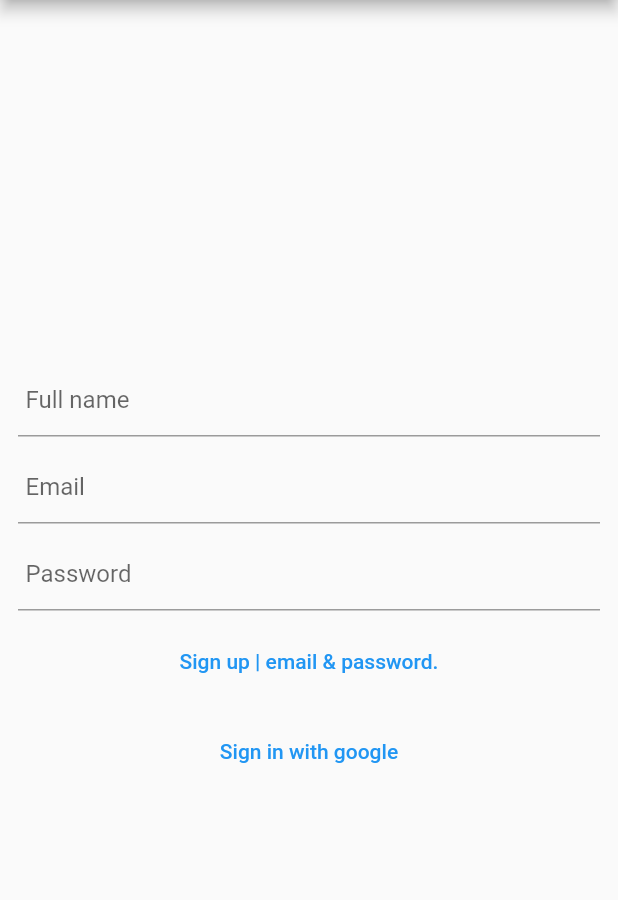
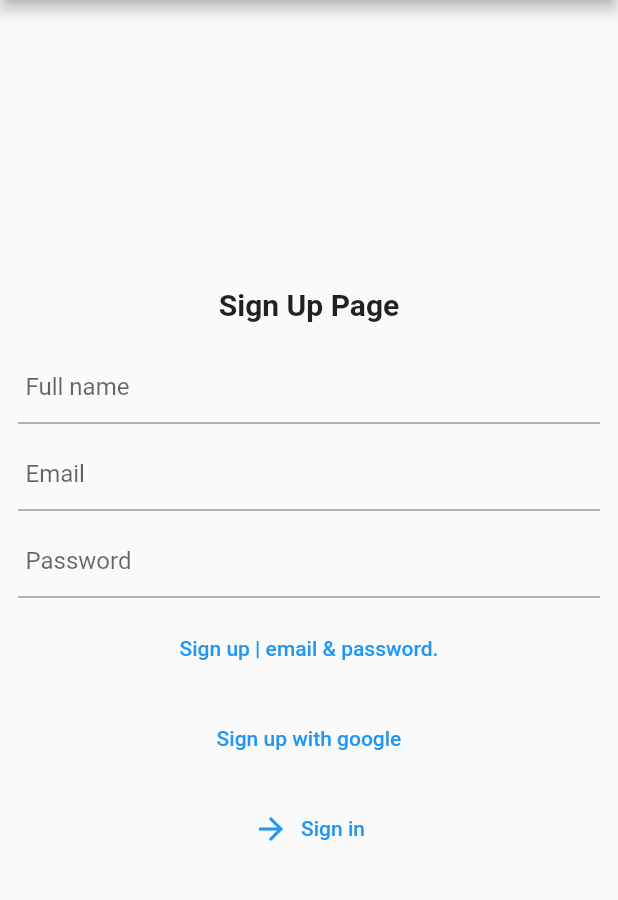
Before and after one commit to techwithsam/Flutter-Firebase-Tutorial, a Flutter app: the screen it shows after launch, on a phone screen of 412 x 824 dp, the part 84-984 px from its top. Run offline on Flutter 3.47's test engine with Material 2 defaults, Android fonts, the phone set to English and light mode, and no system bars; our stand-ins replace firebase_auth, firebase_core, firebase_database, google_sign_in; accounts and stored records are empty.

Commit message:
sign in done

```diff
--- a/lib/Firebase-Authentication/firebase_auth.dart
+++ b/lib/Firebase-Authentication/sign_up.dart
@@ -1,17 +1,18 @@
 import 'package:firebase_auth/firebase_auth.dart';
 import 'package:firebase_class/Firebase-Authentication/firebase_services.dart';
+import 'package:firebase_class/Firebase-Authentication/sign_in.dart';
 import 'package:firebase_class/homepage.dart';
 import 'package:firebase_database/firebase_database.dart';
 import 'package:flutter/material.dart';
 
-class FirebaseAuthentication extends StatefulWidget {
-  FirebaseAuthentication({Key? key}) : super(key: key);
+class SingUpScreen extends StatefulWidget {
+  SingUpScreen({Key? key}) : super(key: key);
 
   @override
-  _FirebaseAuthenticationState createState() => _FirebaseAuthenticationState();
+  _SingUpScreenState createState() => _SingUpScreenState();
 }
 
-class _FirebaseAuthenticationState extends State<FirebaseAuthentication> {
+class _SingUpScreenState extends State<SingUpScreen> {
   final _formKey = GlobalKey<FormState>();
   FirebaseService service = FirebaseService();
   DatabaseReference db = FirebaseDatabase.instance.reference().child("Users");
@@ -31,6 +32,8 @@ class _FirebaseAuthenticationState extends State<FirebaseAuthentication> {
               child: Column(
                 mainAxisAlignment: MainAxisAlignment.center,
                 children: [
+                  Center(child: Text('Sign Up Page', style: kStyle)),
+                  SizedBox(height: 20),
                   TextFieldd(_fname, 'Full name'),
                   SizedBox(height: 10),
                   TextFieldd(_email, 'Email'),
@@ -70,6 +73,8 @@ class _FirebaseAuthenticationState extends State<FirebaseAuthentication> {
                                   snackBar(
                                       'The email address is already in use by another account.');
                                   print(e.message);
+                                } else {
+                                  snackBar('${e.message}');
                                 }
                               }
                               setState(() {
@@ -108,7 +113,7 @@ class _FirebaseAuthenticationState extends State<FirebaseAuthentication> {
                               isLoading = false;
                             });
                           },
-                          child: Text('Sign in with google'),
+                          child: Text('Sign up with google'),
                         )
                       : SizedBox(
                           height: 20,
@@ -117,6 +122,18 @@ class _FirebaseAuthenticationState extends State<FirebaseAuthentication> {
                             strokeWidth: 2.2,
                           ),
                         ),
+                  SizedBox(height: 12),
+                  TextButton.icon(
+                    onPressed: () {
+                      Navigator.of(context).push(
+                        MaterialPageRoute(
+                          builder: (_) => SignInScreen(),
+                        ),
+                      );
+                    },
+                    icon: Icon(Icons.arrow_forward),
+                    label: Text('Sign in'),
+                  )
                 ],
               ),
             ),
@@ -174,3 +191,5 @@ class TextFieldd extends StatelessWidget {
     );
   }
 }
+
+final kStyle = TextStyle(fontSize: 20, fontWeight: FontWeight.bold);
--- a/lib/homepage.dart
+++ b/lib/homepage.dart
@@ -1,6 +1,6 @@
 import 'package:firebase_database/firebase_database.dart';
 import 'package:flutter/material.dart';
-import 'Firebase-Authentication/firebase_auth.dart';
+import 'Firebase-Authentication/sign_up.dart';
 import 'Firebase-Authentication/firebase_services.dart';
 
 class HomePage extends StatefulWidget {
@@ -26,7 +26,7 @@ class _HomePageState extends State<HomePage> {
                 Navigator.pushReplacement(
                   context,
                   MaterialPageRoute(
-                    builder: (context) => FirebaseAuthentication(),
+                    builder: (context) => SingUpScreen(),
                   ),
                 );
               });
--- a/lib/welcome.dart
+++ b/lib/welcome.dart
@@ -1,5 +1,5 @@
 import 'package:firebase_auth/firebase_auth.dart';
-import 'package:firebase_class/Firebase-Authentication/firebase_auth.dart';
+import 'package:firebase_class/Firebase-Authentication/sign_up.dart';
 import 'package:firebase_class/homepage.dart';
 import 'package:flutter/material.dart';
 
@@ -38,7 +38,7 @@ class _WelcomeScreenState extends State<WelcomeScreen> {
         MaterialPageRoute(
           builder: (_) => result != null
               ? HomePage(uid: result!.uid)
-              : FirebaseAuthentication(),
+              : SingUpScreen(),
         ),
       );
     });
```
Also changed, not shown: lib/Firebase-Authentication/firebase_services.dart (+0 -20 lines), lib/Firebase-Authentication/sign_in.dart (added, +115 -0 lines).
